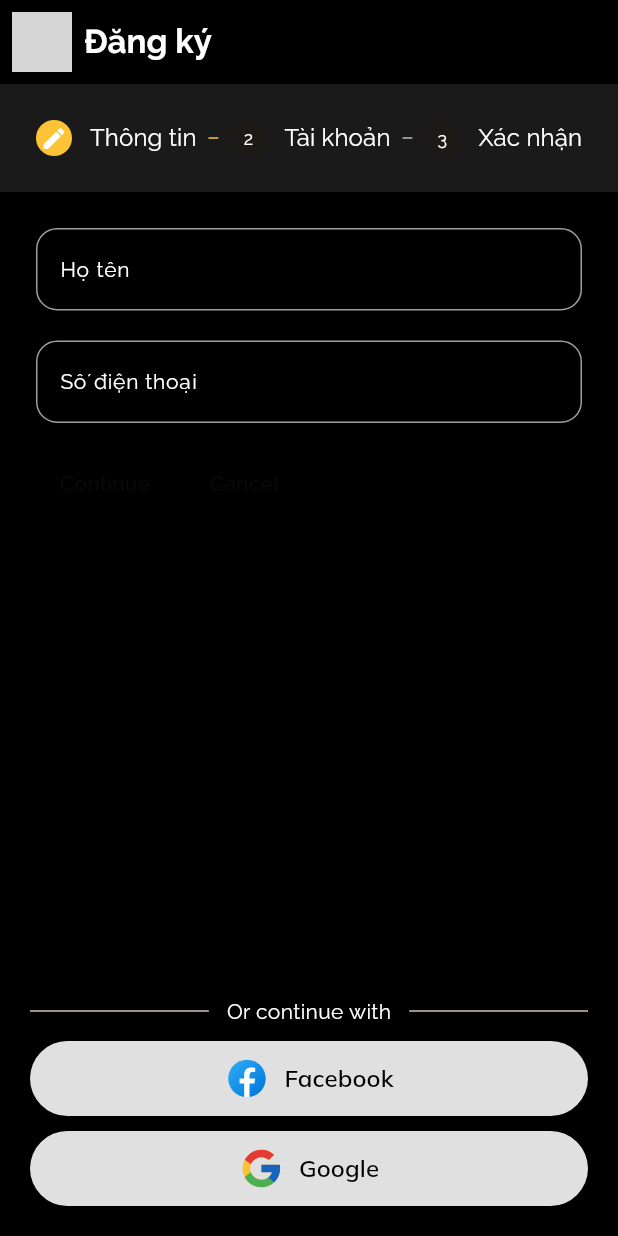
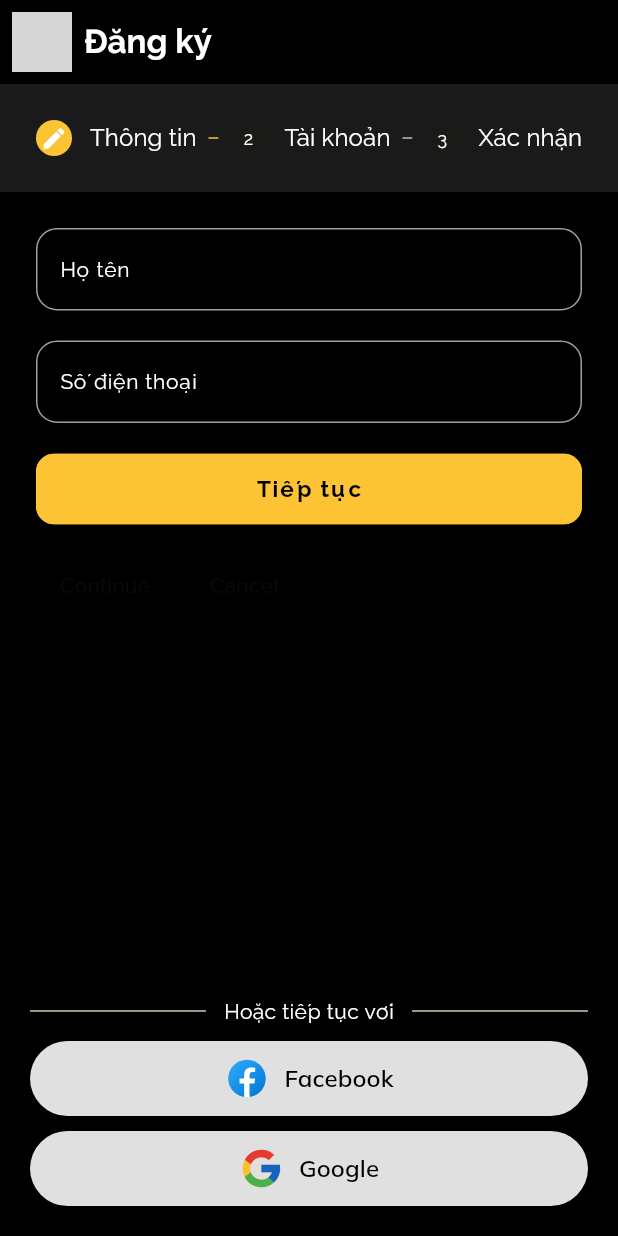
Before and after one commit to ankoi0310/cinemix_ui, a Flutter app: the SignUpScreen screen opened by its route, on a phone screen of 412 x 824 dp. Run offline on Flutter 3.47's test engine with Material 3 defaults, Android fonts, the phone set to English and light mode, and no system bars; our stand-ins replace bloc, carousel_slider, dartz, equatable, flutter_bloc, flutter_svg and 7 more; missing offline and left inert: iconify_flutter_plus; accounts and stored records are empty; project files that could hold a hidden picture were left out; grey boxes are pictures that could not be loaded.

Commit message:
refactor(auth): change button ui, add back button for signup steps.

```diff
--- a/lib/core/common/widgets/button_builder.dart
+++ b/lib/core/common/widgets/button_builder.dart
@@ -2,11 +2,65 @@ import 'package:flutter/material.dart';
 
 class ButtonBuilder {
   static ElevatedButton submitButton({
+    required BuildContext context,
     required void Function() onPressed,
     required Widget child,
   }) {
     return ElevatedButton(
       onPressed: onPressed,
+      style: ElevatedButton.styleFrom(
+        padding: const EdgeInsets.symmetric(vertical: 12),
+        textStyle: Theme.of(context).textTheme.bodyLarge!.copyWith(
+              fontWeight: FontWeight.bold,
+              letterSpacing: 1.2,
+            ),
+      ),
+      child: child,
+    );
+  }
+
+  static OutlinedButton outlineButton({
+    required BuildContext context,
+    required void Function() onPressed,
+    required Widget child,
+  }) {
+    return OutlinedButton(
+      onPressed: onPressed,
+      style: ElevatedButton.styleFrom(
+        foregroundColor: Theme.of(context).colorScheme.primary,
+        padding: const EdgeInsets.symmetric(vertical: 12),
+        textStyle: Theme.of(context).textTheme.bodyLarge!.copyWith(
+              fontWeight: FontWeight.bold,
+              letterSpacing: 1.2,
+            ),
+        side: BorderSide(
+          color: Theme.of(context).primaryColor,
+          width: 2,
+        ),
+      ),
+      child: child,
+    );
+  }
+
+  static OutlinedButton outlineSecondaryButton({
+    required BuildContext context,
+    required void Function() onPressed,
+    required Widget child,
+  }) {
+    return OutlinedButton(
+      onPressed: onPressed,
+      style: ElevatedButton.styleFrom(
+        foregroundColor: Theme.of(context).colorScheme.primary,
+        padding: const EdgeInsets.symmetric(vertical: 12),
+        textStyle: Theme.of(context).textTheme.bodyLarge!.copyWith(
+              fontWeight: FontWeight.bold,
+              letterSpacing: 1.2,
+            ),
+        side: BorderSide(
+          color: Theme.of(context).colorScheme.primary,
+          width: 2,
+        ),
+      ),
       child: child,
     );
   }
--- a/lib/core/common/widgets/social_sign_in.dart
+++ b/lib/core/common/widgets/social_sign_in.dart
@@ -23,7 +23,7 @@ class SocialSignIn extends StatelessWidget {
               ),
             ),
             Text(
-              'Or continue with',
+              'Hoặc tiếp tục với',
               style: Theme.of(context).textTheme.bodyMedium,
             ),
             Expanded(
--- a/lib/main.dart
+++ b/lib/main.dart
@@ -1,7 +1,7 @@
 import 'package:cinemix_ui/core/res/theme/theme.dart';
 import 'package:cinemix_ui/core/services/injection_container.dart';
 import 'package:cinemix_ui/core/services/router.dart';
-import 'package:cinemix_ui/src/authentication/presentation/views/welcome_screen.dart';
+import 'package:cinemix_ui/src/authentication/presentation/views/sign_up_screen.dart';
 import 'package:flutter/material.dart';
 import 'package:fluttertoast/fluttertoast.dart';
 import 'package:intl/date_symbol_data_local.dart';
@@ -29,7 +29,7 @@ class App extends StatelessWidget {
       builder: FToastBuilder(),
       navigatorKey: navigatorKey,
       onGenerateRoute: generateRoute,
-      initialRoute: WelcomeScreen.routeName,
+      initialRoute: SignUpScreen.routeName,
     );
   }
 }
--- a/lib/src/authentication/presentation/widgets/sign_up/sign_up_form.dart
+++ b/lib/src/authentication/presentation/widgets/sign_up/sign_up_form.dart
@@ -1,3 +1,4 @@
+import 'package:cinemix_ui/core/common/widgets/button_builder.dart';
 import 'package:cinemix_ui/core/common/widgets/form_builder.dart';
 import 'package:cinemix_ui/core/shared/enums/message_type.dart';
 import 'package:cinemix_ui/src/authentication/presentation/widgets/sign_up/confirm_sign_up_widget.dart';
@@ -214,6 +215,29 @@ class _SignUpFormState extends State<SignUpForm> {
                 controller: _phoneController,
                 focusNode: _phoneFocusNode,
               ),
+              const SizedBox(height: 20),
+              ButtonBuilder.submitButton(
+                context: context,
+                onPressed: () {
+                  setState(() {
+                    currentStep += 1;
+                  });
+                  // if (_infoFormKey.currentState!.validate()) {
+                  //   setState(() {
+                  //     currentStep += 1;
+                  //   });
+                  // } else {
+                  //   _showToast(
+                  //     'Vui lòng điền đầy đủ thông tin',
+                  //     MessageType.error,
+                  //   );
+                  //   setState(() {
+                  //     errorStep = currentStep;
+                  //   });
+                  // }
+                },
+                child: const Text('Tiếp tục'),
+              ),
             ],
           ),
         ),
@@ -252,6 +276,43 @@ class _SignUpFormState extends State<SignUpForm> {
                 confirmPasswordController: _confirmPasswordController,
                 focusNode: _confirmPasswordFocusNode,
               ),
+              const SizedBox(height: 20),
+              Row(
+                children: [
+                  Expanded(
+                    child: ButtonBuilder.outlineSecondaryButton(
+                      context: context,
+                      onPressed: () {},
+                      child: const Text('Quay lại'),
+                    ),
+                  ),
+                  const SizedBox(width: 20),
+                  Expanded(
+                    child: ButtonBuilder.submitButton(
+                      context: context,
+                      onPressed: () {
+                        setState(() {
+                          currentStep += 1;
+                        });
+                        // if (_infoFormKey.currentState!.validate()) {
+                        //   setState(() {
+                        //     currentStep += 1;
+                        //   });
+                        // } else {
+                        //   _showToast(
+                        //     'Vui lòng điền đầy đủ thông tin',
+                        //     MessageType.error,
+                        //   );
+                        //   setState(() {
+                        //     errorStep = currentStep;
+                        //   });
+                        // }
+                      },
+                      child: const Text('Tiếp tục'),
+                    ),
+                  ),
+                ],
+              ),
             ],
           ),
         ),
```
Also changed, not shown: lib/src/authentication/presentation/widgets/sign_in/sign_in_form.dart (+2 -8 lines), lib/src/authentication/presentation/widgets/sign_up/confirm_sign_up_widget.dart (+11 -3 lines).
